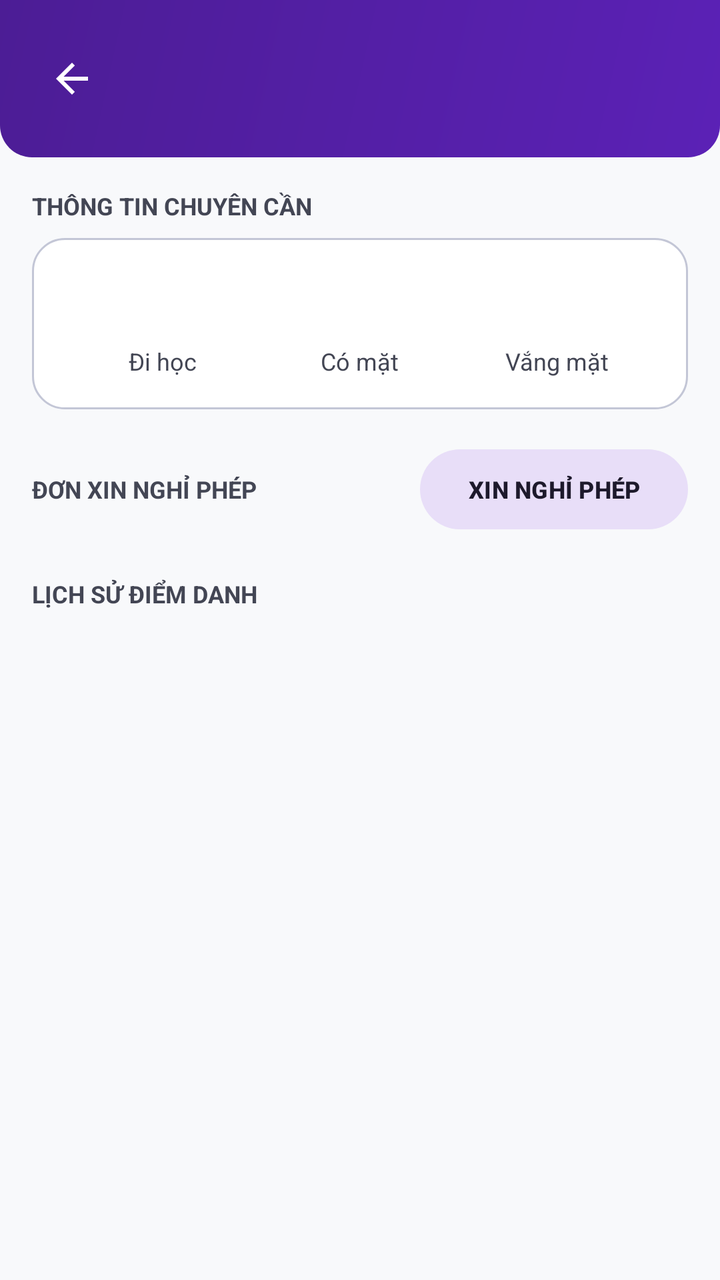
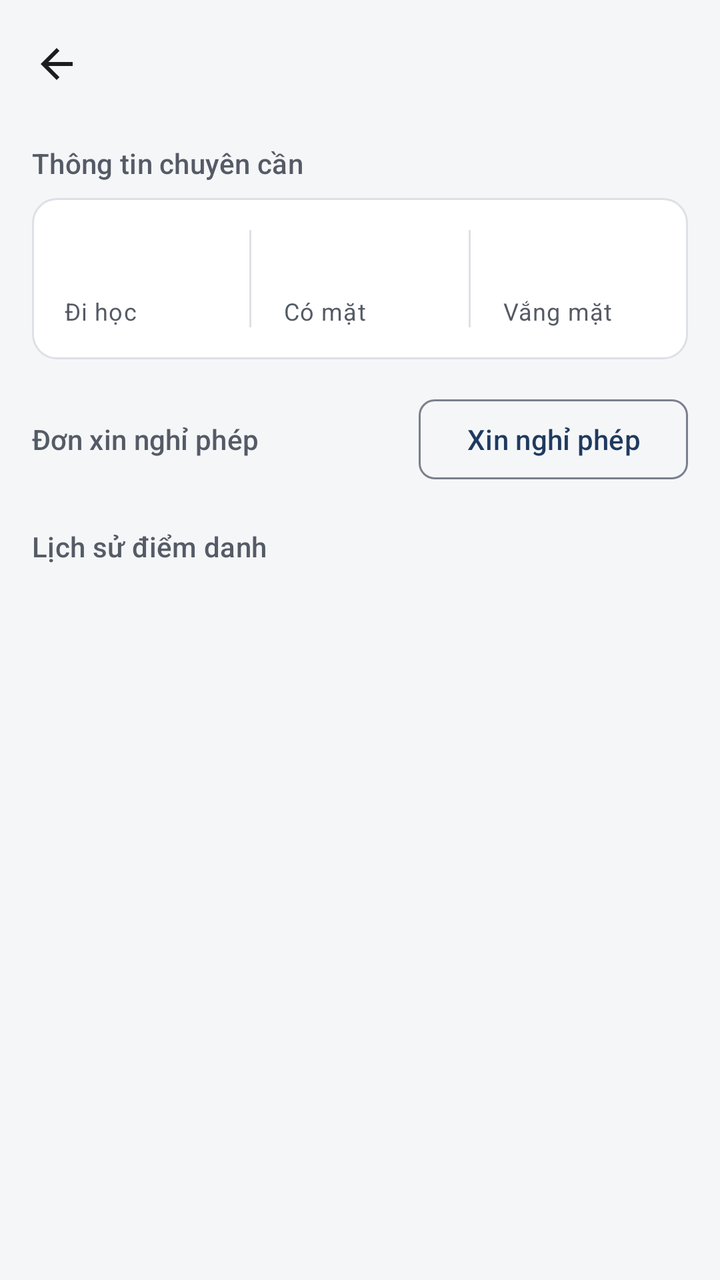

The first picture is an Android layout as it rendered before a commit; the second is the same layout after the commit. The layout source and the unified diff follow.
<!-- AndroidManifest.xml: application theme Theme.Kstudy -->
<!-- res/layout/fragment_student_class_detail.xml -->
<?xml version="1.0" encoding="utf-8"?>
<LinearLayout xmlns:android="http://schemas.android.com/apk/res/android"
    android:layout_width="match_parent"
    android:layout_height="match_parent"
    android:background="@color/background"
    android:orientation="vertical">

    
    <LinearLayout
        android:layout_width="match_parent"
        android:layout_height="wrap_content"
        android:background="@drawable/bg_gradient_blue"
        android:orientation="horizontal"
        android:gravity="center_vertical"
        android:padding="16dp">

        <ImageView
            android:id="@+id/btnBackStudentDetail"
            android:layout_width="40dp"
            android:layout_height="40dp"
            android:padding="8dp"
            android:src="@drawable/ic_back"
            android:background="?android:attr/selectableItemBackgroundBorderless"
            android:contentDescription="Back" />

        <LinearLayout
            android:layout_width="0dp"
            android:layout_height="wrap_content"
            android:layout_weight="1"
            android:layout_marginStart="8dp"
            android:orientation="vertical">

            <TextView
                android:id="@+id/tvStudentDetailSubject"
                android:layout_width="wrap_content"
                android:layout_height="wrap_content"
                android:textColor="@color/white"
                android:textSize="20sp"
                android:textStyle="bold" />

            <TextView
                android:id="@+id/tvStudentDetailClassInfo"
                android:layout_width="wrap_content"
                android:layout_height="wrap_content"
                android:layout_marginTop="2dp"
                android:textColor="@color/primary_container"
                android:textSize="13sp" />
        </LinearLayout>
    </LinearLayout>

    <androidx.core.widget.NestedScrollView
        android:layout_width="match_parent"
        android:layout_height="match_parent"
        android:fillViewport="true">

        <LinearLayout
            android:layout_width="match_parent"
            android:layout_height="wrap_content"
            android:orientation="vertical"
            android:padding="16dp">

            
            <TextView
                android:layout_width="wrap_content"
                android:layout_height="wrap_content"
                android:text="THÔNG TIN CHUYÊN CẦN"
                android:textColor="@color/text_secondary"
                android:textSize="12sp"
                android:textStyle="bold" />

            <LinearLayout
                android:layout_width="match_parent"
                android:layout_height="wrap_content"
                android:layout_marginTop="8dp"
                android:background="@drawable/bg_card"
                android:orientation="horizontal"
                android:padding="16dp"
                android:weightSum="3">

                
                <LinearLayout
                    android:layout_width="0dp"
                    android:layout_height="wrap_content"
                    android:layout_weight="1"
                    android:gravity="center"
                    android:orientation="vertical">

                    <TextView
                        android:id="@+id/tvStudentDetailRate"
                        android:layout_width="wrap_content"
                        android:layout_height="wrap_content"
                        android:textColor="@color/primary"
                        android:textSize="28sp"
                        android:textStyle="bold" />

                    <TextView
                        android:layout_width="wrap_content"
                        android:layout_height="wrap_content"
                        android:text="Đi học"
                        android:textColor="@color/text_secondary"
                        android:textSize="12sp" />
                </LinearLayout>

                
                <LinearLayout
                    android:layout_width="0dp"
                    android:layout_height="wrap_content"
                    android:layout_weight="1"
                    android:gravity="center"
                    android:orientation="vertical">

                    <TextView
                        android:id="@+id/tvStudentDetailPresentCount"
                        android:layout_width="wrap_content"
                        android:layout_height="wrap_content"
                        android:textColor="@color/present"
                        android:textSize="28sp"
                        android:textStyle="bold" />

                    <TextView
                        android:layout_width="wrap_content"
                        android:layout_height="wrap_content"
                        android:text="Có mặt"
                        android:textColor="@color/text_secondary"
                        android:textSize="12sp" />
                </LinearLayout>

                
                <LinearLayout
                    android:layout_width="0dp"
                    android:layout_height="wrap_content"
                    android:layout_weight="1"
                    android:gravity="center"
                    android:orientation="vertical">

                    <TextView
                        android:id="@+id/tvStudentDetailAbsentCount"
                        android:layout_width="wrap_content"
                        android:layout_height="wrap_content"
                        android:textColor="@color/absent"
                        android:textSize="28sp"
                        android:textStyle="bold" />

                    <TextView
                        android:layout_width="wrap_content"
                        android:layout_height="wrap_content"
                        android:text="Vắng mặt"
                        android:textColor="@color/text_secondary"
                        android:textSize="12sp" />
                </LinearLayout>
            </LinearLayout>

            
            <LinearLayout
                android:layout_width="match_parent"
                android:layout_height="wrap_content"
                android:layout_marginTop="16dp"
                android:gravity="center_vertical"
                android:orientation="horizontal">

                <TextView
                    android:layout_width="0dp"
                    android:layout_height="wrap_content"
                    android:layout_weight="1"
                    android:text="ĐƠN XIN NGHỈ PHÉP"
                    android:textColor="@color/text_secondary"
                    android:textSize="12sp"
                    android:textStyle="bold" />

                <Button
                    android:id="@+id/btnRequestLeave"
                    style="@style/Widget.Material3.Button.TonalButton"
                    android:layout_width="wrap_content"
                    android:layout_height="wrap_content"
                    android:text="XIN NGHỈ PHÉP"
                    android:textSize="12sp"
                    android:textStyle="bold" />
            </LinearLayout>

            <LinearLayout
                android:id="@+id/layoutStudentLeaveRequests"
                android:layout_width="match_parent"
                android:layout_height="wrap_content"
                android:layout_marginTop="4dp"
                android:orientation="vertical" />

            
            <TextView
                android:layout_width="wrap_content"
                android:layout_height="wrap_content"
                android:layout_marginTop="16dp"
                android:text="LỊCH SỬ ĐIỂM DANH"
                android:textColor="@color/text_secondary"
                android:textSize="12sp"
                android:textStyle="bold" />

            <androidx.recyclerview.widget.RecyclerView
                android:id="@+id/rvStudentClassHistory"
                android:layout_width="match_parent"
                android:layout_height="wrap_content"
                android:layout_marginTop="8dp"
                android:nestedScrollingEnabled="false" />
        </LinearLayout>
    </androidx.core.widget.NestedScrollView>
</LinearLayout>
<!-- resources referenced by this layout -->
<resources>
  <color name="absent">#F44336</color>
  <color name="background">#F8F9FB</color>
  <color name="present">#4CAF50</color>
  <color name="primary">#5B21B6</color>
  <color name="primary_container">#EDE9FE</color>
  <color name="text_secondary">#434654</color>
  <color name="white">#FFFFFFFF</color>
  <!-- drawable bg_card (drawable) -->
  <?xml version="1.0" encoding="utf-8"?>
  <shape xmlns:android="http://schemas.android.com/apk/res/android"
      android:shape="rectangle">
      <solid android:color="@color/surface" />
      <corners android:radius="16dp" />
      <stroke
          android:width="1dp"
          android:color="@color/outline_variant" />
  </shape>
  <!-- drawable bg_gradient_blue (drawable) -->
  <?xml version="1.0" encoding="utf-8"?>
  <shape xmlns:android="http://schemas.android.com/apk/res/android"
      android:shape="rectangle">
      <gradient
          android:angle="135"
          android:endColor="@color/primary_dark"
          android:startColor="@color/primary" />
      <corners
          android:bottomLeftRadius="16dp"
          android:bottomRightRadius="16dp" />
  </shape>
  <color name="outline_variant">#C3C6D6</color>
  <color name="primary_dark">#4C1D95</color>
  <style name="Base.Theme.Kstudy" parent="Theme.Material3.Light.NoActionBar">
          
          <item name="colorPrimary">@color/primary</item>
          <item name="colorOnPrimary">@color/white</item>
      </style>
  <!-- unchanged entries left out for length: 3 -->
</resources>

<!-- the commit's change to res/layout/fragment_student_class_detail.xml (unified diff, before → after) -->
@@ -2,49 +2,35 @@
 <LinearLayout xmlns:android="http://schemas.android.com/apk/res/android"
     android:layout_width="match_parent"
     android:layout_height="match_parent"
-    android:background="@color/background"
+    android:background="?android:attr/colorBackground"
     android:orientation="vertical">
 
-    
-    <LinearLayout
-        android:layout_width="match_parent"
-        android:layout_height="wrap_content"
-        android:background="@drawable/bg_gradient_blue"
-        android:orientation="horizontal"
-        android:gravity="center_vertical"
-        android:padding="16dp">
+    <LinearLayout style="@style/Widget.Kstudy.AppBar">
 
         <ImageView
             android:id="@+id/btnBackStudentDetail"
-            android:layout_width="40dp"
-            android:layout_height="40dp"
-            android:padding="8dp"
-            android:src="@drawable/ic_back"
-            android:background="?android:attr/selectableItemBackgroundBorderless"
-            android:contentDescription="Back" />
+            style="@style/Widget.Kstudy.AppBar.BackButton"
+            android:contentDescription="Quay lại" />
 
         <LinearLayout
             android:layout_width="0dp"
             android:layout_height="wrap_content"
             android:layout_weight="1"
-            android:layout_marginStart="8dp"
             android:orientation="vertical">
 
             <TextView
                 android:id="@+id/tvStudentDetailSubject"
                 android:layout_width="wrap_content"
                 android:layout_height="wrap_content"
-                android:textColor="@color/white"
-                android:textSize="20sp"
-                android:textStyle="bold" />
+                android:ellipsize="end"
+                android:maxLines="1"
+                android:textAppearance="@style/TextAppearance.Kstudy.Title" />
 
             <TextView
                 android:id="@+id/tvStudentDetailClassInfo"
                 android:layout_width="wrap_content"
                 android:layout_height="wrap_content"
-                android:layout_marginTop="2dp"
-                android:textColor="@color/primary_container"
-                android:textSize="13sp" />
+                android:textAppearance="@style/TextAppearance.Kstudy.Body.Secondary" />
         </LinearLayout>
     </LinearLayout>
 
@@ -57,96 +43,67 @@
             android:layout_width="match_parent"
             android:layout_height="wrap_content"
             android:orientation="vertical"
-            android:padding="16dp">
+            android:paddingHorizontal="@dimen/screen_padding"
+            android:paddingBottom="24dp">
 
-            
             <TextView
-                android:layout_width="wrap_content"
-                android:layout_height="wrap_content"
-                android:text="THÔNG TIN CHUYÊN CẦN"
-                android:textColor="@color/text_secondary"
-                android:textSize="12sp"
-                android:textStyle="bold" />
+                style="@style/Widget.Kstudy.SectionHeader"
+                android:layout_marginTop="8dp"
+                android:text="Thông tin chuyên cần" />
 
             <LinearLayout
+                style="@style/Widget.Kstudy.Card"
                 android:layout_width="match_parent"
                 android:layout_height="wrap_content"
-                android:layout_marginTop="8dp"
-                android:background="@drawable/bg_card"
-                android:orientation="horizontal"
-                android:padding="16dp"
-                android:weightSum="3">
+                android:orientation="horizontal">
 
-                
-                <LinearLayout
-                    android:layout_width="0dp"
-                    android:layout_height="wrap_content"
-                    android:layout_weight="1"
-                    android:gravity="center"
-                    android:orientation="vertical">
+                <LinearLayout style="@style/Widget.Kstudy.Stat">
 
                     <TextView
                         android:id="@+id/tvStudentDetailRate"
                         android:layout_width="wrap_content"
                         android:layout_height="wrap_content"
-                        android:textColor="@color/primary"
-                        android:textSize="28sp"
-                        android:textStyle="bold" />
+                        android:textAppearance="@style/TextAppearance.Kstudy.Headline" />
 
                     <TextView
                         android:layout_width="wrap_content"
                         android:layout_height="wrap_content"
                         android:text="Đi học"
-                        android:textColor="@color/text_secondary"
-                        android:textSize="12sp" />
+                        android:textAppearance="@style/TextAppearance.Kstudy.Caption" />
                 </LinearLayout>
 
-                
-                <LinearLayout
-                    android:layout_width="0dp"
-                    android:layout_height="wrap_content"
-                    android:layout_weight="1"
-                    android:gravity="center"
-                    android:orientation="vertical">
+                <View style="@style/Widget.Kstudy.Stat.Divider" />
+
+                <LinearLayout style="@style/Widget.Kstudy.Stat">
 
                     <TextView
                         android:id="@+id/tvStudentDetailPresentCount"
                         android:layout_width="wrap_content"
                         android:layout_height="wrap_content"
-                        android:textColor="@color/present"
-                        android:textSize="28sp"
-                        android:textStyle="bold" />
+                        android:textAppearance="@style/TextAppearance.Kstudy.Headline" />
 
                     <TextView
                         android:layout_width="wrap_content"
                         android:layout_height="wrap_content"
                         android:text="Có mặt"
-                        android:textColor="@color/text_secondary"
-                        android:textSize="12sp" />
+                        android:textAppearance="@style/TextAppearance.Kstudy.Caption" />
                 </LinearLayout>
 
-                
-                <LinearLayout
-                    android:layout_width="0dp"
-                    android:layout_height="wrap_content"
-                    android:layout_weight="1"
-                    android:gravity="center"
-                    android:orientation="vertical">
+                <View style="@style/Widget.Kstudy.Stat.Divider" />
+
+                <LinearLayout style="@style/Widget.Kstudy.Stat">
 
                     <TextView
                         android:id="@+id/tvStudentDetailAbsentCount"
                         android:layout_width="wrap_content"
                         android:layout_height="wrap_content"
-                        android:textColor="@color/absent"
-                        android:textSize="28sp"
-                        android:textStyle="bold" />
+                        android:textAppearance="@style/TextAppearance.Kstudy.Headline" />
 
                     <TextView
                         android:layout_width="wrap_content"
                         android:layout_height="wrap_content"
                         android:text="Vắng mặt"
-                        android:textColor="@color/text_secondary"
-                        android:textSize="12sp" />
+                        android:textAppearance="@style/TextAppearance.Kstudy.Caption" />
                 </LinearLayout>
             </LinearLayout>
 
@@ -155,6 +112,7 @@
                 android:layout_width="match_parent"
                 android:layout_height="wrap_content"
                 android:layout_marginTop="16dp"
+                android:layout_marginBottom="4dp"
                 android:gravity="center_vertical"
                 android:orientation="horizontal">
 
@@ -162,44 +120,42 @@
                     android:layout_width="0dp"
                     android:layout_height="wrap_content"
                     android:layout_weight="1"
-                    android:text="ĐƠN XIN NGHỈ PHÉP"
-                    android:textColor="@color/text_secondary"
-                    android:textSize="12sp"
-                    android:textStyle="bold" />
+                    android:text="Đơn xin nghỉ phép"
+                    android:textAppearance="@style/TextAppearance.Kstudy.Section" />
 
                 <Button
                     android:id="@+id/btnRequestLeave"
-                    style="@style/Widget.Material3.Button.TonalButton"
+                    style="@style/Widget.Kstudy.Button.Outlined"
                     android:layout_width="wrap_content"
                     android:layout_height="wrap_content"
-                    android:text="XIN NGHỈ PHÉP"
-                    android:textSize="12sp"
-                    android:textStyle="bold" />
+                    android:text="Xin nghỉ phép" />
             </LinearLayout>
 
             <LinearLayout
                 android:id="@+id/layoutStudentLeaveRequests"
                 android:layout_width="match_parent"
                 android:layout_height="wrap_content"
-                android:layout_marginTop="4dp"
                 android:orientation="vertical" />
 
-            
             <TextView
-                android:layout_width="wrap_content"
-                android:layout_height="wrap_content"
+                style="@style/Widget.Kstudy.SectionHeader"
                 android:layout_marginTop="16dp"
-                android:text="LỊCH SỬ ĐIỂM DANH"
-                android:textColor="@color/text_secondary"
-                android:textSize="12sp"
-                android:textStyle="bold" />
+                android:text="Lịch sử điểm danh" />
 
             <androidx.recyclerview.widget.RecyclerView
                 android:id="@+id/rvStudentClassHistory"
                 android:layout_width="match_parent"
                 android:layout_height="wrap_content"
-                android:layout_marginTop="8dp"
                 android:nestedScrollingEnabled="false" />
+
+            
+            <TextView
+                android:id="@+id/tvStudentClassHistoryEmpty"
+                android:layout_width="wrap_content"
+                android:layout_height="wrap_content"
+                android:text="Chưa có buổi điểm danh nào."
+                android:textAppearance="@style/TextAppearance.Kstudy.Body.Secondary"
+                android:visibility="gone" />
         </LinearLayout>
     </androidx.core.widget.NestedScrollView>
 </LinearLayout>
<!-- resource entries referenced after the edit -->
@@ -1,41 +1,193 @@
 <!-- resources referenced by this layout -->
 <resources>
-  <color name="absent">#F44336</color>
-  <color name="background">#F8F9FB</color>
-  <color name="present">#4CAF50</color>
-  <color name="primary">#5B21B6</color>
-  <color name="primary_container">#EDE9FE</color>
-  <color name="text_secondary">#434654</color>
-  <color name="white">#FFFFFFFF</color>
+  <dimen name="screen_padding">16dp</dimen>
+  <style name="TextAppearance.Kstudy.Body.Secondary">
+          <item name="android:textColor">?attr/colorOnSurfaceVariant</item>
+      </style>
+  <style name="TextAppearance.Kstudy.Caption" parent="TextAppearance.Material3.BodySmall">
+          <item name="android:textColor">?attr/colorOnSurfaceVariant</item>
+      </style>
+  <style name="TextAppearance.Kstudy.Headline" parent="TextAppearance.Material3.HeadlineSmall">
+          <item name="android:fontFamily">sans-serif-medium</item>
+          <item name="fontFamily">sans-serif-medium</item>
+          <item name="android:textColor">?attr/colorOnSurface</item>
+      </style>
+  <style name="TextAppearance.Kstudy.Section" parent="TextAppearance.Material3.TitleSmall">
+          <item name="android:textColor">?attr/colorOnSurfaceVariant</item>
+      </style>
+  <style name="TextAppearance.Kstudy.Title" parent="TextAppearance.Material3.TitleLarge">
+          <item name="android:textSize">20sp</item>
+          <item name="android:fontFamily">sans-serif-medium</item>
+          <item name="fontFamily">sans-serif-medium</item>
+          <item name="android:textColor">?attr/colorOnSurface</item>
+      </style>
+  <style name="Widget.Kstudy.AppBar" parent="">
+          <item name="android:layout_width">match_parent</item>
+          <item name="android:layout_height">wrap_content</item>
+          <item name="android:minHeight">@dimen/app_bar_height</item>
+          <item name="android:orientation">horizontal</item>
+          <item name="android:gravity">center_vertical</item>
+          <item name="android:paddingStart">@dimen/screen_padding</item>
+          <item name="android:paddingEnd">@dimen/screen_padding</item>
+          <item name="android:paddingTop">8dp</item>
+          <item name="android:paddingBottom">8dp</item>
+          <item name="android:clipToPadding">false</item>
+      </style>
+  <style name="Widget.Kstudy.AppBar.BackButton" parent="">
+          <item name="android:layout_width">48dp</item>
+          <item name="android:layout_height">48dp</item>
+          <item name="android:layout_marginStart">-12dp</item>
+          <item name="android:layout_marginEnd">4dp</item>
+          <item name="android:padding">12dp</item>
+          <item name="android:src">@drawable/ic_back</item>
+          <item name="tint">?attr/colorOnSurface</item>
+          <item name="android:background">?attr/selectableItemBackgroundBorderless</item>
+      </style>
+  <style name="Widget.Kstudy.Button.Outlined" parent="Widget.Material3.Button.OutlinedButton">
+          <item name="shapeAppearanceOverlay">@style/ShapeAppearanceOverlay.Kstudy.Control</item>
+      </style>
+  <style name="Widget.Kstudy.Card" parent="">
+          <item name="android:background">@drawable/bg_card</item>
+          <item name="android:padding">16dp</item>
+          
+          <item name="android:clipToPadding">false</item>
+      </style>
+  <style name="Widget.Kstudy.SectionHeader" parent="">
+          <item name="android:layout_width">wrap_content</item>
+          <item name="android:layout_height">wrap_content</item>
+          <item name="android:layout_marginTop">24dp</item>
+          <item name="android:layout_marginBottom">8dp</item>
+          <item name="android:textAppearance">@style/TextAppearance.Kstudy.Section</item>
+      </style>
+  <style name="Widget.Kstudy.Stat" parent="">
+          <item name="android:layout_width">0dp</item>
+          <item name="android:layout_height">wrap_content</item>
+          <item name="android:layout_weight">1</item>
+          <item name="android:orientation">vertical</item>
+      </style>
+  <style name="Widget.Kstudy.Stat.Divider" parent="">
+          <item name="android:layout_width">1dp</item>
+          <item name="android:layout_height">match_parent</item>
+          <item name="android:layout_marginStart">16dp</item>
+          <item name="android:layout_marginEnd">16dp</item>
+          <item name="android:background">?attr/colorOutlineVariant</item>
+      </style>
+  <dimen name="app_bar_height">64dp</dimen>
+  <style name="ShapeAppearanceOverlay.Kstudy.Control" parent="">
+          <item name="cornerFamily">rounded</item>
+          <item name="cornerSize">@dimen/radius_control</item>
+      </style>
+  <color name="background">#F5F6F8</color>
+  <color name="on_surface">#1B1D21</color>
+  <color name="surface_container">#ECEEF2</color>
+  <color name="primary">#1F3A5F</color>
+  <color name="on_primary">#FFFFFF</color>
+  <color name="primary_container">#E2E9F3</color>
+  <color name="on_primary_container">#14263F</color>
+  <color name="primary_inverse">#A9C1E3</color>
+  <color name="secondary">#56606E</color>
+  <color name="secondary_container">#E7EAEF</color>
+  <color name="on_secondary_container">#1C2430</color>
+  <color name="text_secondary">#555B66</color>
+  <color name="surface_inverse">#2F3237</color>
+  <color name="on_surface_inverse">#F1F2F4</color>
+  <color name="surface_dim">#DCDEE3</color>
+  <color name="surface_container_low">#F5F6F8</color>
+  <color name="surface_container_high">#E4E7EC</color>
+  <color name="outline">#7A808C</color>
+  <color name="error">#B3261E</color>
+  <color name="error_container">#FBEAE8</color>
+  <color name="on_error_container">#5F1410</color>
+  <style name="Widget.Kstudy.Button" parent="Widget.Material3.Button">
+          <item name="shapeAppearanceOverlay">@style/ShapeAppearanceOverlay.Kstudy.Control</item>
+      </style>
+  <style name="Widget.Kstudy.Button.Text" parent="Widget.Material3.Button.TextButton">
+          <item name="shapeAppearanceOverlay">@style/ShapeAppearanceOverlay.Kstudy.Control</item>
+          <item name="android:minWidth">56dp</item>
+      </style>
+  <style name="ThemeOverlay.Kstudy.MaterialAlertDialog" parent="ThemeOverlay.Material3.MaterialAlertDialog">
+          <item name="alertDialogStyle">@style/MaterialAlertDialog.Kstudy</item>
+          <item name="buttonBarPositiveButtonStyle">@style/Widget.Kstudy.Button.Text.Dialog</item>
+          <item name="buttonBarNegativeButtonStyle">@style/Widget.Kstudy.Button.Text.Dialog</item>
+          <item name="buttonBarNeutralButtonStyle">@style/Widget.Kstudy.Button.Text.Dialog.Flush</item>
+      </style>
+  <style name="MaterialAlertDialog.Kstudy" parent="MaterialAlertDialog.Material3">
+          <item name="backgroundTint">?attr/colorSurface</item>
+      </style>
+  <style name="Widget.Kstudy.Button.Text.Dialog" parent="Widget.Material3.Button.TextButton.Dialog">
+          <item name="shapeAppearanceOverlay">@style/ShapeAppearanceOverlay.Kstudy.Control</item>
+      </style>
+  <style name="Widget.Kstudy.Button.Text.Dialog.Flush">
+          <item name="android:layout_marginStart">0dp</item>
+          <item name="android:layout_marginLeft">0dp</item>
+      </style>
   <!-- drawable bg_card (drawable) -->
   <?xml version="1.0" encoding="utf-8"?>
   <shape xmlns:android="http://schemas.android.com/apk/res/android"
       android:shape="rectangle">
       <solid android:color="@color/surface" />
-      <corners android:radius="16dp" />
+      <corners android:radius="@dimen/radius_container" />
       <stroke
           android:width="1dp"
           android:color="@color/outline_variant" />
   </shape>
-  <!-- drawable bg_gradient_blue (drawable) -->
-  <?xml version="1.0" encoding="utf-8"?>
-  <shape xmlns:android="http://schemas.android.com/apk/res/android"
-      android:shape="rectangle">
-      <gradient
-          android:angle="135"
-          android:endColor="@color/primary_dark"
-          android:startColor="@color/primary" />
-      <corners
-          android:bottomLeftRadius="16dp"
-          android:bottomRightRadius="16dp" />
-  </shape>
-  <color name="outline_variant">#C3C6D6</color>
-  <color name="primary_dark">#4C1D95</color>
+  <color name="outline_variant">#DDE0E6</color>
   <style name="Base.Theme.Kstudy" parent="Theme.Material3.Light.NoActionBar">
           
           <item name="colorPrimary">@color/primary</item>
-          <item name="colorOnPrimary">@color/white</item>
+          <item name="colorOnPrimary">@color/on_primary</item>
+          <item name="colorPrimaryContainer">@color/primary_container</item>
+          <item name="colorOnPrimaryContainer">@color/on_primary_container</item>
+          <item name="colorPrimaryInverse">@color/primary_inverse</item>
+          <item name="colorSecondary">@color/secondary</item>
+          <item name="colorOnSecondary">@color/on_primary</item>
+          <item name="colorSecondaryContainer">@color/secondary_container</item>
+          <item name="colorOnSecondaryContainer">@color/on_secondary_container</item>
+          <item name="colorTertiary">@color/secondary</item>
+          <item name="colorOnTertiary">@color/on_primary</item>
+          <item name="colorTertiaryContainer">@color/secondary_container</item>
+          <item name="colorOnTertiaryContainer">@color/on_secondary_container</item>
+          <item name="android:colorBackground">@color/background</item>
+          <item name="colorOnBackground">@color/on_surface</item>
+          <item name="colorSurface">@color/surface</item>
+          <item name="colorOnSurface">@color/on_surface</item>
+          <item name="colorSurfaceVariant">@color/surface_container</item>
+          <item name="colorOnSurfaceVariant">@color/text_secondary</item>
+          <item name="colorSurfaceInverse">@color/surface_inverse</item>
+          <item name="colorOnSurfaceInverse">@color/on_surface_inverse</item>
+          <item name="colorSurfaceBright">@color/surface</item>
+          <item name="colorSurfaceDim">@color/surface_dim</item>
+          <item name="colorSurfaceContainerLowest">@color/surface</item>
+          <item name="colorSurfaceContainerLow">@color/surface_container_low</item>
+          <item name="colorSurfaceContainer">@color/surface_container</item>
+          <item name="colorSurfaceContainerHigh">@color/surface_container_high</item>
+          <item name="colorSurfaceContainerHighest">@color/surface_container_high</item>
+          <item name="colorOutline">@color/outline</item>
+          <item name="colorOutlineVariant">@color/outline_variant</item>
+          <item name="colorError">@color/error</item>
+          <item name="colorOnError">@color/on_primary</item>
+          <item name="colorErrorContainer">@color/error_container</item>
+          <item name="colorOnErrorContainer">@color/on_error_container</item>
+  
+          
+          <item name="elevationOverlayEnabled">false</item>
+  
+          
+          <item name="shapeCornerSizeExtraSmall">@dimen/radius_control</item>
+          <item name="shapeCornerSizeSmall">@dimen/radius_control</item>
+          <item name="shapeCornerSizeMedium">@dimen/radius_container</item>
+          <item name="shapeCornerSizeLarge">@dimen/radius_container</item>
+          <item name="shapeCornerSizeLargeIncreased">@dimen/radius_container</item>
+          <item name="shapeCornerSizeExtraLarge">@dimen/radius_container</item>
+          <item name="shapeCornerSizeExtraLargeIncreased">@dimen/radius_container</item>
+  
+          <item name="materialButtonStyle">@style/Widget.Kstudy.Button</item>
+          <item name="materialButtonOutlinedStyle">@style/Widget.Kstudy.Button.Outlined</item>
+          <item name="borderlessButtonStyle">@style/Widget.Kstudy.Button.Text</item>
+          <item name="materialAlertDialogTheme">@style/ThemeOverlay.Kstudy.MaterialAlertDialog</item>
       </style>
+  <dimen name="radius_control">8dp</dimen>
+  <dimen name="radius_container">12dp</dimen>
   <!-- unchanged entries left out for length: 3 -->
 </resources>
 
